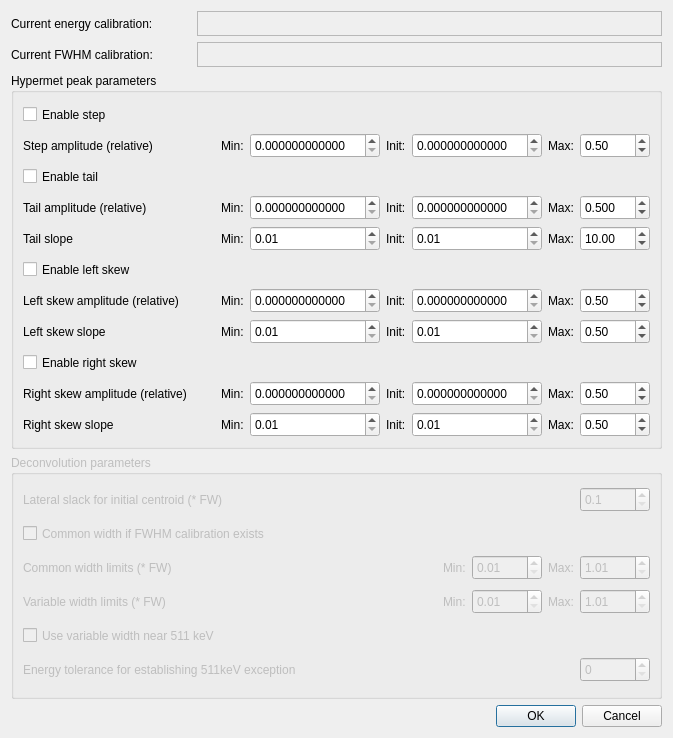
Old version of the form gui/analysis/form_peak_info.ui in the repository usnistgov/qpx-gamma.
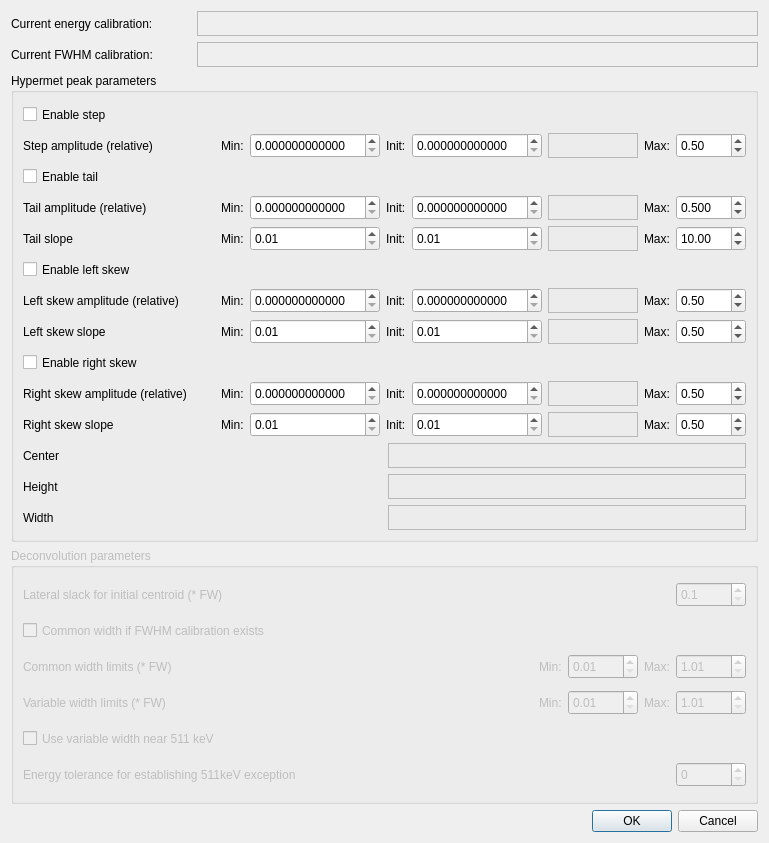
New version of the form. Icons and pictures are not drawn.

```diff
--- a/gui/analysis/form_peak_info.ui
+++ b/gui/analysis/form_peak_info.ui
@@ -6,8 +6,8 @@
    <rect>
     <x>0</x>
     <y>0</y>
-    <width>673</width>
-    <height>738</height>
+    <width>769</width>
+    <height>843</height>
    </rect>
   </property>
   <property name="sizePolicy">
@@ -24,140 +24,7 @@
     <normaloff>:/icons/qpx.xpm</normaloff>:/icons/qpx.xpm</iconset>
   </property>
   <layout class="QGridLayout" name="gridLayout">
-   <item row="0" column="0">
-    <layout class="QVBoxLayout" name="verticalLayout_3">
-     <item>
-      <layout class="QHBoxLayout" name="horizontalLayout_24">
-       <property name="sizeConstraint">
-        <enum>QLayout::SetMinimumSize</enum>
-       </property>
-       <item>
-        <widget class="QLabel" name="label_49">
-         <property name="sizePolicy">
-          <sizepolicy hsizetype="Maximum" vsizetype="Preferred">
-           <horstretch>0</horstretch>
-           <verstretch>0</verstretch>
-          </sizepolicy>
-         </property>
-         <property name="minimumSize">
-          <size>
-           <width>180</width>
-           <height>25</height>
-          </size>
-         </property>
-         <property name="maximumSize">
-          <size>
-           <width>16777215</width>
-           <height>25</height>
-          </size>
-         </property>
-         <property name="text">
-          <string>Current energy calibration:</string>
-         </property>
-        </widget>
-       </item>
-       <item>
-        <widget class="QLabel" name="labelCaliEnergy">
-         <property name="sizePolicy">
-          <sizepolicy hsizetype="MinimumExpanding" vsizetype="Preferred">
-           <horstretch>0</horstretch>
-           <verstretch>0</verstretch>
-          </sizepolicy>
-         </property>
-         <property name="minimumSize">
-          <size>
-           <width>0</width>
-           <height>25</height>
-          </size>
-         </property>
-         <property name="maximumSize">
-          <size>
-           <width>16777215</width>
-           <height>25</height>
-          </size>
-         </property>
-         <property name="frameShape">
-          <enum>QFrame::StyledPanel</enum>
-         </property>
-         <property name="frameShadow">
-          <enum>QFrame::Sunken</enum>
-         </property>
-         <property name="lineWidth">
-          <number>2</number>
-         </property>
-         <property name="text">
-          <string/>
-         </property>
-        </widget>
-       </item>
-      </layout>
-     </item>
-     <item>
-      <layout class="QHBoxLayout" name="horizontalLayout_25">
-       <item>
-        <widget class="QLabel" name="label_51">
-         <property name="sizePolicy">
-          <sizepolicy hsizetype="Maximum" vsizetype="Preferred">
-           <horstretch>0</horstretch>
-           <verstretch>0</verstretch>
-          </sizepolicy>
-         </property>
-         <property name="minimumSize">
-          <size>
-           <width>180</width>
-           <height>25</height>
-          </size>
-         </property>
-         <property name="maximumSize">
-          <size>
-           <width>16777215</width>
-           <height>25</height>
-          </size>
-         </property>
-         <property name="text">
-          <string>Current FWHM calibration:</string>
-         </property>
-        </widget>
-       </item>
-       <item>
-        <widget class="QLabel" name="labelCaliFWHM">
-         <property name="sizePolicy">
-          <sizepolicy hsizetype="MinimumExpanding" vsizetype="Preferred">
-           <horstretch>0</horstretch>
-           <verstretch>0</verstretch>
-          </sizepolicy>
-         </property>
-         <property name="minimumSize">
-          <size>
-           <width>0</width>
-           <height>25</height>
-          </size>
-         </property>
-         <property name="maximumSize">
-          <size>
-           <width>16777215</width>
-           <height>25</height>
-          </size>
-         </property>
-         <property name="frameShape">
-          <enum>QFrame::StyledPanel</enum>
-         </property>
-         <property name="frameShadow">
-          <enum>QFrame::Sunken</enum>
-         </property>
-         <property name="lineWidth">
-          <number>2</number>
-         </property>
-         <property name="text">
-          <string/>
-         </property>
-        </widget>
-       </item>
-      </layout>
-     </item>
-    </layout>
-   </item>
-   <item row="1" column="0">
+   <item row="4" column="0">
     <layout class="QVBoxLayout" name="verticalLayout_2">
      <item>
       <widget class="QGroupBox" name="groupBox_3">
@@ -165,29 +32,7 @@
         <string>Hypermet peak parameters</string>
        </property>
        <layout class="QGridLayout" name="gridLayout_3">
-        <item row="0" column="0">
-         <widget class="QCheckBox" name="checkStepEnable">
-          <property name="enabled">
-           <bool>true</bool>
-          </property>
-          <property name="minimumSize">
-           <size>
-            <width>0</width>
-            <height>25</height>
-           </size>
-          </property>
-          <property name="maximumSize">
-           <size>
-            <width>16777215</width>
-            <height>25</height>
-           </size>
-          </property>
-          <property name="text">
-           <string>Enable step</string>
-          </property>
-         </widget>
-        </item>
-        <item row="1" column="0">
+        <item row="2" column="0">
          <layout class="QHBoxLayout" name="horizontalLayout_12">
           <item>
            <widget class="QLabel" name="label_12">
@@ -314,6 +159,34 @@
             </property>
            </widget>
           </item>
+          <item>
+           <widget class="QLabel" name="labelStep">
+            <property name="minimumSize">
+             <size>
+              <width>90</width>
+              <height>25</height>
+             </size>
+            </property>
+            <property name="maximumSize">
+             <size>
+              <width>90</width>
+              <height>16777215</height>
+             </size>
+            </property>
+            <property name="frameShape">
+             <enum>QFrame::StyledPanel</enum>
+            </property>
+            <property name="frameShadow">
+             <enum>QFrame::Sunken</enum>
+            </property>
+            <property name="lineWidth">
+             <number>2</number>
+            </property>
+            <property name="text">
+             <string/>
+            </property>
+           </widget>
+          </item>
           <item>
            <widget class="QLabel" name="label_14">
             <property name="sizePolicy">
@@ -372,29 +245,7 @@
           </item>
          </layout>
         </item>
-        <item row="2" column="0">
-         <widget class="QCheckBox" name="checkTailEnable">
-          <property name="enabled">
-           <bool>true</bool>
-          </property>
-          <property name="minimumSize">
-           <size>
-            <width>0</width>
-            <height>25</height>
-           </size>
-          </property>
-          <property name="maximumSize">
-           <size>
-            <width>16777215</width>
-            <height>25</height>
-           </size>
-          </property>
-          <property name="text">
-           <string>Enable tail</string>
-          </property>
-         </widget>
-        </item>
-        <item row="3" column="0">
+        <item row="5" column="0">
          <layout class="QHBoxLayout" name="horizontalLayout_13">
           <item>
            <widget class="QLabel" name="label_16">
@@ -527,6 +378,34 @@
             </property>
            </widget>
           </item>
+          <item>
+           <widget class="QLabel" name="labelTailH">
+            <property name="minimumSize">
+             <size>
+              <width>90</width>
+              <height>25</height>
+             </size>
+            </property>
+            <property name="maximumSize">
+             <size>
+              <width>90</width>
+              <height>16777215</height>
+             </size>
+            </property>
+            <property name="frameShape">
+             <enum>QFrame::StyledPanel</enum>
+            </property>
+            <property name="frameShadow">
+             <enum>QFrame::Sunken</enum>
+            </property>
+            <property name="lineWidth">
+             <number>2</number>
+            </property>
+            <property name="text">
+             <string/>
+            </property>
+           </widget>
+          </item>
           <item>
            <widget class="QLabel" name="label_19">
             <property name="sizePolicy">
@@ -588,7 +467,7 @@
           </item>
          </layout>
         </item>
-        <item row="4" column="0">
+        <item row="6" column="0">
          <layout class="QHBoxLayout" name="horizontalLayout_18">
           <item>
            <widget class="QLabel" name="label_36">
@@ -721,6 +600,34 @@
             </property>
            </widget>
           </item>
+          <item>
+           <widget class="QLabel" name="labelTailS">
+            <property name="minimumSize">
+             <size>
+              <width>90</width>
+              <height>25</height>
+             </size>
+            </property>
+            <property name="maximumSize">
+             <size>
+              <width>90</width>
+              <height>16777215</height>
+             </size>
+            </property>
+            <property name="frameShape">
+             <enum>QFrame::StyledPanel</enum>
+            </property>
+            <property name="frameShadow">
+             <enum>QFrame::Sunken</enum>
+            </property>
+            <property name="lineWidth">
+             <number>2</number>
+            </property>
+            <property name="text">
+             <string/>
+            </property>
+           </widget>
+          </item>
           <item>
            <widget class="QLabel" name="label_39">
             <property name="sizePolicy">
@@ -782,29 +689,7 @@
           </item>
          </layout>
         </item>
-        <item row="5" column="0">
-         <widget class="QCheckBox" name="checkEnableLskew">
-          <property name="enabled">
-           <bool>true</bool>
-          </property>
-          <property name="minimumSize">
-           <size>
-            <width>0</width>
-            <height>25</height>
-           </size>
-          </property>
-          <property name="maximumSize">
-           <size>
-            <width>16777215</width>
-            <height>25</height>
-           </size>
-          </property>
-          <property name="text">
-           <string>Enable left skew</string>
-          </property>
-         </widget>
-        </item>
-        <item row="6" column="0">
+        <item row="9" column="0">
          <layout class="QHBoxLayout" name="horizontalLayout_14">
           <item>
            <widget class="QLabel" name="label_20">
@@ -931,6 +816,34 @@
             </property>
            </widget>
           </item>
+          <item>
+           <widget class="QLabel" name="labelLskewH">
+            <property name="minimumSize">
+             <size>
+              <width>90</width>
+              <height>25</height>
+             </size>
+            </property>
+            <property name="maximumSize">
+             <size>
+              <width>90</width>
+              <height>16777215</height>
+             </size>
+            </property>
+            <property name="frameShape">
+             <enum>QFrame::StyledPanel</enum>
+            </property>
+            <property name="frameShadow">
+             <enum>QFrame::Sunken</enum>
+            </property>
+            <property name="lineWidth">
+             <number>2</number>
+            </property>
+            <property name="text">
+             <string/>
+            </property>
+           </widget>
+          </item>
           <item>
            <widget class="QLabel" name="label_23">
             <property name="sizePolicy">
@@ -989,7 +902,7 @@
           </item>
          </layout>
         </item>
-        <item row="7" column="0">
+        <item row="10" column="0">
          <layout class="QHBoxLayout" name="horizontalLayout_17">
           <item>
            <widget class="QLabel" name="label_32">
@@ -1116,6 +1029,34 @@
             </property>
            </widget>
           </item>
+          <item>
+           <widget class="QLabel" name="labelLskewS">
+            <property name="minimumSize">
+             <size>
+              <width>90</width>
+              <height>25</height>
+             </size>
+            </property>
+            <property name="maximumSize">
+             <size>
+              <width>90</width>
+              <height>16777215</height>
+             </size>
+            </property>
+            <property name="frameShape">
+             <enum>QFrame::StyledPanel</enum>
+            </property>
+            <property name="frameShadow">
+             <enum>QFrame::Sunken</enum>
+            </property>
+            <property name="lineWidth">
+             <number>2</number>
+            </property>
+            <property name="text">
+             <string/>
+            </property>
+           </widget>
+          </item>
           <item>
            <widget class="QLabel" name="label_35">
             <property name="sizePolicy">
@@ -1174,29 +1115,7 @@
           </item>
          </layout>
         </item>
-        <item row="8" column="0">
-         <widget class="QCheckBox" name="checkEnableRskew">
-          <property name="enabled">
-           <bool>true</bool>
-          </property>
-          <property name="minimumSize">
-           <size>
-            <width>0</width>
-            <height>25</height>
-           </size>
-          </property>
-          <property name="maximumSize">
-           <size>
-            <width>16777215</width>
-            <height>25</height>
-           </size>
-          </property>
-          <property name="text">
-           <string>Enable right skew</string>
-          </property>
-         </widget>
-        </item>
-        <item row="9" column="0">
+        <item row="13" column="0">
          <layout class="QHBoxLayout" name="horizontalLayout_15">
           <item>
            <widget class="QLabel" name="label_24">
@@ -1323,6 +1242,34 @@
             </property>
            </widget>
           </item>
+          <item>
+           <widget class="QLabel" name="labelRskewH">
+            <property name="minimumSize">
+             <size>
+              <width>90</width>
+              <height>25</height>
+             </size>
+            </property>
+            <property name="maximumSize">
+             <size>
+              <width>90</width>
+              <height>16777215</height>
+             </size>
+            </property>
+            <property name="frameShape">
+             <enum>QFrame::StyledPanel</enum>
+            </property>
+            <property name="frameShadow">
+             <enum>QFrame::Sunken</enum>
+            </property>
+            <property name="lineWidth">
+             <number>2</number>
+            </property>
+            <property name="text">
+             <string/>
+            </property>
+           </widget>
+          </item>
           <item>
            <widget class="QLabel" name="label_27">
             <property name="sizePolicy">
@@ -1381,7 +1328,7 @@
           </item>
          </layout>
         </item>
-        <item row="10" column="0">
+        <item row="14" column="0">
          <layout class="QHBoxLayout" name="horizontalLayout_16">
           <item>
            <widget class="QLabel" name="label_28">
@@ -1508,6 +1455,34 @@
             </property>
            </widget>
           </item>
+          <item>
+           <widget class="QLabel" name="labelRskewS">
+            <property name="minimumSize">
+             <size>
+              <width>90</width>
+              <height>25</height>
+             </size>
+            </property>
+            <property name="maximumSize">
+             <size>
+              <width>90</width>
+              <height>16777215</height>
+             </size>
+            </property>
+            <property name="frameShape">
+             <enum>QFrame::StyledPanel</enum>
+            </property>
+            <property name="frameShadow">
+             <enum>QFrame::Sunken</enum>
+            </property>
+            <property name="lineWidth">
+             <number>2</number>
+            </property>
+            <property name="text">
+             <string/>
+            </property>
+           </widget>
+          </item>
           <item>
            <widget class="QLabel" name="label_31">
             <property name="sizePolicy">
@@ -1566,6 +1541,227 @@
           </item>
          </layout>
         </item>
+        <item row="1" column="0">
+         <layout class="QHBoxLayout" name="horizontalLayout_19">
+          <item>
+           <widget class="QCheckBox" name="checkStepEnable">
+            <property name="enabled">
+             <bool>true</bool>
+            </property>
+            <property name="minimumSize">
+             <size>
+              <width>0</width>
+              <height>25</height>
+             </size>
+            </property>
+            <property name="maximumSize">
+             <size>
+              <width>16777215</width>
+              <height>25</height>
+             </size>
+            </property>
+            <property name="text">
+             <string>Enable step</string>
+            </property>
+           </widget>
+          </item>
+         </layout>
+        </item>
+        <item row="11" column="0">
+         <layout class="QHBoxLayout" name="horizontalLayout_28">
+          <item>
+           <widget class="QCheckBox" name="checkEnableRskew">
+            <property name="enabled">
+             <bool>true</bool>
+            </property>
+            <property name="minimumSize">
+             <size>
+              <width>0</width>
+              <height>25</height>
+             </size>
+            </property>
+            <property name="maximumSize">
+             <size>
+              <width>16777215</width>
+              <height>25</height>
+             </size>
+            </property>
+            <property name="text">
+             <string>Enable right skew</string>
+            </property>
+           </widget>
+          </item>
+         </layout>
+        </item>
+        <item row="8" column="0">
+         <layout class="QHBoxLayout" name="horizontalLayout_27">
+          <item>
+           <widget class="QCheckBox" name="checkEnableLskew">
+            <property name="enabled">
+             <bool>true</bool>
+            </property>
+            <property name="minimumSize">
+             <size>
+              <width>0</width>
+              <height>25</height>
+             </size>
+            </property>
+            <property name="maximumSize">
+             <size>
+              <width>16777215</width>
+              <height>25</height>
+             </size>
+            </property>
+            <property name="text">
+             <string>Enable left skew</string>
+            </property>
+           </widget>
+          </item>
+         </layout>
+        </item>
+        <item row="16" column="0">
+         <layout class="QHBoxLayout" name="horizontalLayout_30">
+          <item>
+           <widget class="QLabel" name="label_2">
+            <property name="minimumSize">
+             <size>
+              <width>0</width>
+              <height>25</height>
+             </size>
+            </property>
+            <property name="maximumSize">
+             <size>
+              <width>16777215</width>
+              <height>25</height>
+             </size>
+            </property>
+            <property name="text">
+             <string>Height</string>
+            </property>
+           </widget>
+          </item>
+          <item>
+           <widget class="QLabel" name="labelHeight">
+            <property name="frameShape">
+             <enum>QFrame::StyledPanel</enum>
+            </property>
+            <property name="frameShadow">
+             <enum>QFrame::Sunken</enum>
+            </property>
+            <property name="lineWidth">
+             <number>2</number>
+            </property>
+            <property name="text">
+             <string/>
+            </property>
+           </widget>
+          </item>
+         </layout>
+        </item>
+        <item row="4" column="0">
+         <layout class="QHBoxLayout" name="horizontalLayout_26">
+          <item>
+           <widget class="QCheckBox" name="checkTailEnable">
+            <property name="enabled">
+             <bool>true</bool>
+            </property>
+            <property name="minimumSize">
+             <size>
+              <width>0</width>
+              <height>25</height>
+             </size>
+            </property>
+            <property name="maximumSize">
+             <size>
+              <width>16777215</width>
+              <height>25</height>
+             </size>
+            </property>
+            <property name="text">
+             <string>Enable tail</string>
+            </property>
+           </widget>
+          </item>
+         </layout>
+        </item>
+        <item row="15" column="0">
+         <layout class="QHBoxLayout" name="horizontalLayout_29">
+          <item>
+           <widget class="QLabel" name="label">
+            <property name="minimumSize">
+             <size>
+              <width>0</width>
+              <height>25</height>
+             </size>
+            </property>
+            <property name="maximumSize">
+             <size>
+              <width>16777215</width>
+              <height>25</height>
+             </size>
+            </property>
+            <property name="text">
+             <string>Center</string>
+            </property>
+           </widget>
+          </item>
+          <item>
+           <widget class="QLabel" name="labelCenter">
+            <property name="frameShape">
+             <enum>QFrame::StyledPanel</enum>
+            </property>
+            <property name="frameShadow">
+             <enum>QFrame::Sunken</enum>
+            </property>
+            <property name="lineWidth">
+             <number>2</number>
+            </property>
+            <property name="text">
+             <string/>
+            </property>
+           </widget>
+          </item>
+         </layout>
+        </item>
+        <item row="17" column="0">
+         <layout class="QHBoxLayout" name="horizontalLayout_31">
+          <item>
+           <widget class="QLabel" name="label_3">
+            <property name="minimumSize">
+             <size>
+              <width>0</width>
+              <height>25</height>
+             </size>
+            </property>
+            <property name="maximumSize">
+             <size>
+              <width>16777215</width>
+              <height>25</height>
+             </size>
+            </property>
+            <property name="text">
+             <string>Width</string>
+            </property>
+           </widget>
+          </item>
+          <item>
+           <widget class="QLabel" name="labelWidth">
+            <property name="frameShape">
+             <enum>QFrame::StyledPanel</enum>
+            </property>
+            <property name="frameShadow">
+             <enum>QFrame::Sunken</enum>
+            </property>
+            <property name="lineWidth">
+             <number>2</number>
+            </property>
+            <property name="text">
+             <string/>
+            </property>
+           </widget>
+          </item>
+         </layout>
+        </item>
        </layout>
       </widget>
      </item>
@@ -2002,13 +2198,146 @@
      </item>
     </layout>
    </item>
-   <item row="2" column="0">
+   <item row="5" column="0">
     <widget class="QDialogButtonBox" name="buttonBox">
      <property name="standardButtons">
       <set>QDialogButtonBox::Cancel|QDialogButtonBox::Ok</set>
      </property>
     </widget>
    </item>
+   <item row="0" column="0">
+    <layout class="QVBoxLayout" name="verticalLayout_3">
+     <item>
+      <layout class="QHBoxLayout" name="horizontalLayout_24">
+       <property name="sizeConstraint">
+        <enum>QLayout::SetMinimumSize</enum>
+       </property>
+       <item>
+        <widget class="QLabel" name="label_49">
+         <property name="sizePolicy">
+          <sizepolicy hsizetype="Maximum" vsizetype="Preferred">
+           <horstretch>0</horstretch>
+           <verstretch>0</verstretch>
+          </sizepolicy>
+         </property>
+         <property name="minimumSize">
+          <size>
+           <width>180</width>
+           <height>25</height>
+          </size>
+         </property>
+         <property name="maximumSize">
+          <size>
+           <width>16777215</width>
+           <height>25</height>
+          </size>
+         </property>
+         <property name="text">
+          <string>Current energy calibration:</string>
+         </property>
+        </widget>
+       </item>
+       <item>
+        <widget class="QLabel" name="labelCaliEnergy">
+         <property name="sizePolicy">
+          <sizepolicy hsizetype="MinimumExpanding" vsizetype="Preferred">
+           <horstretch>0</horstretch>
+           <verstretch>0</verstretch>
+          </sizepolicy>
+         </property>
+         <property name="minimumSize">
+          <size>
+           <width>0</width>
+           <height>25</height>
+          </size>
+         </property>
+         <property name="maximumSize">
+          <size>
+           <width>16777215</width>
+           <height>25</height>
+          </size>
+         </property>
+         <property name="frameShape">
+          <enum>QFrame::StyledPanel</enum>
+         </property>
+         <property name="frameShadow">
+          <enum>QFrame::Sunken</enum>
+         </property>
+         <property name="lineWidth">
+          <number>2</number>
+         </property>
+         <property name="text">
+          <string/>
+         </property>
+        </widget>
+       </item>
+      </layout>
+     </item>
+     <item>
+      <layout class="QHBoxLayout" name="horizontalLayout_25">
+       <item>
+        <widget class="QLabel" name="label_51">
+         <property name="sizePolicy">
+          <sizepolicy hsizetype="Maximum" vsizetype="Preferred">
+           <horstretch>0</horstretch>
+           <verstretch>0</verstretch>
+          </sizepolicy>
+         </property>
+         <property name="minimumSize">
+          <size>
+           <width>180</width>
+           <height>25</height>
+          </size>
+         </property>
+         <property name="maximumSize">
+          <size>
+           <width>16777215</width>
+           <height>25</height>
+          </size>
+         </property>
+         <property name="text">
+          <string>Current FWHM calibration:</string>
+         </property>
+        </widget>
+       </item>
+       <item>
+        <widget class="QLabel" name="labelCaliFWHM">
+         <property name="sizePolicy">
+          <sizepolicy hsizetype="MinimumExpanding" vsizetype="Preferred">
+           <horstretch>0</horstretch>
+           <verstretch>0</verstretch>
+          </sizepolicy>
+         </property>
+         <property name="minimumSize">
+          <size>
+           <width>0</width>
+           <height>25</height>
+          </size>
+         </property>
+         <property name="maximumSize">
+          <size>
+           <width>16777215</width>
+           <height>25</height>
+          </size>
+         </property>
+         <property name="frameShape">
+          <enum>QFrame::StyledPanel</enum>
+         </property>
+         <property name="frameShadow">
+          <enum>QFrame::Sunken</enum>
+         </property>
+         <property name="lineWidth">
+          <number>2</number>
+         </property>
+         <property name="text">
+          <string/>
+         </property>
+        </widget>
+       </item>
+      </layout>
+     </item>
+    </layout>
+   </item>
   </layout>
  </widget>
  <resources>
```
